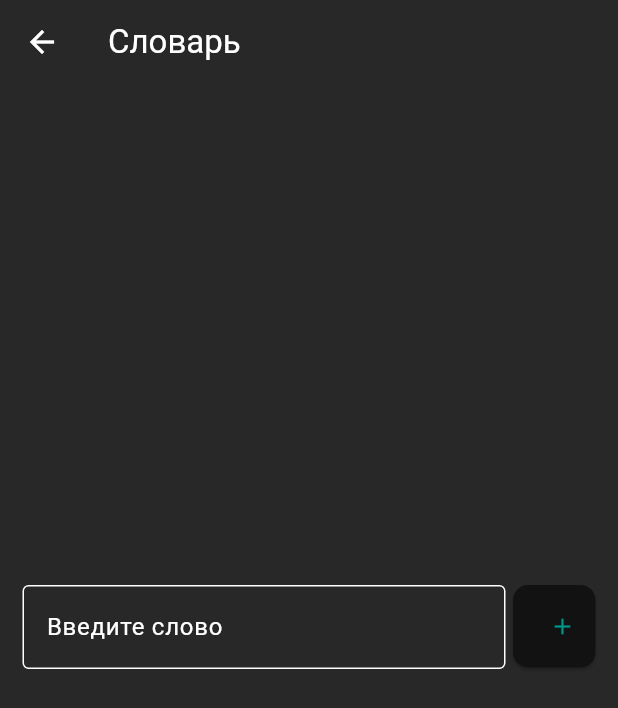
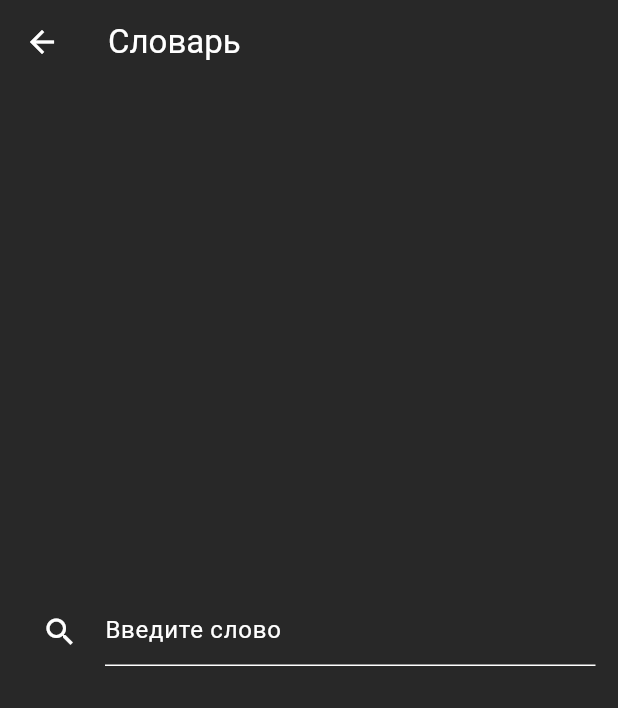
Before and after one commit to al-march/flutter_dictionary, a Flutter app: the DictionaryScreen screen opened directly, on a phone screen of 412 x 824 dp. Shown: the top 708 px of the screen. Run offline on Flutter 3.47's test engine with Material 2 defaults, Android fonts, the phone set to English and light mode, and no system bars.

Commit message:
word search layout

```diff
--- a/lib/components/word_search.dart
+++ b/lib/components/word_search.dart
@@ -31,15 +31,31 @@ class _SearchWordState extends State<SearchWord> {
       child: Row(
         crossAxisAlignment: CrossAxisAlignment.start,
         children: [
+          SizedBox(
+            height: 50,
+            child: AspectRatio(
+              aspectRatio: 1,
+              child: IconButton(
+                onPressed: submit,
+                style: ButtonStyle(
+                  shape: MaterialStateProperty.all(
+                    RoundedRectangleBorder(
+                      borderRadius: BorderRadius.circular(10),
+                    ),
+                  ),
+                ),
+                icon: const Icon(Icons.search),
+              ),
+            ),
+          ),
+          const SizedBox(width: 5),
           Expanded(
             flex: 1,
             child: SizedBox(
-              height: 80,
               child: TextFormField(
                 controller: input,
                 onEditingComplete: submit,
                 decoration: const InputDecoration(
-                  border: OutlineInputBorder(),
                   hintText: 'Введите слово',
                   helperText: ' ',
                 ),
@@ -52,24 +68,6 @@ class _SearchWordState extends State<SearchWord> {
               ),
             ),
           ),
-          const SizedBox(width: 5),
-          SizedBox(
-            height: 55,
-            child: AspectRatio(
-              aspectRatio: 1,
-              child: ElevatedButton(
-                onPressed: submit,
-                style: ButtonStyle(
-                  shape: MaterialStateProperty.all(
-                    RoundedRectangleBorder(
-                      borderRadius: BorderRadius.circular(10),
-                    ),
-                  ),
-                ),
-                child: const Icon(Icons.add),
-              ),
-            ),
-          )
         ],
       ),
     );
```
